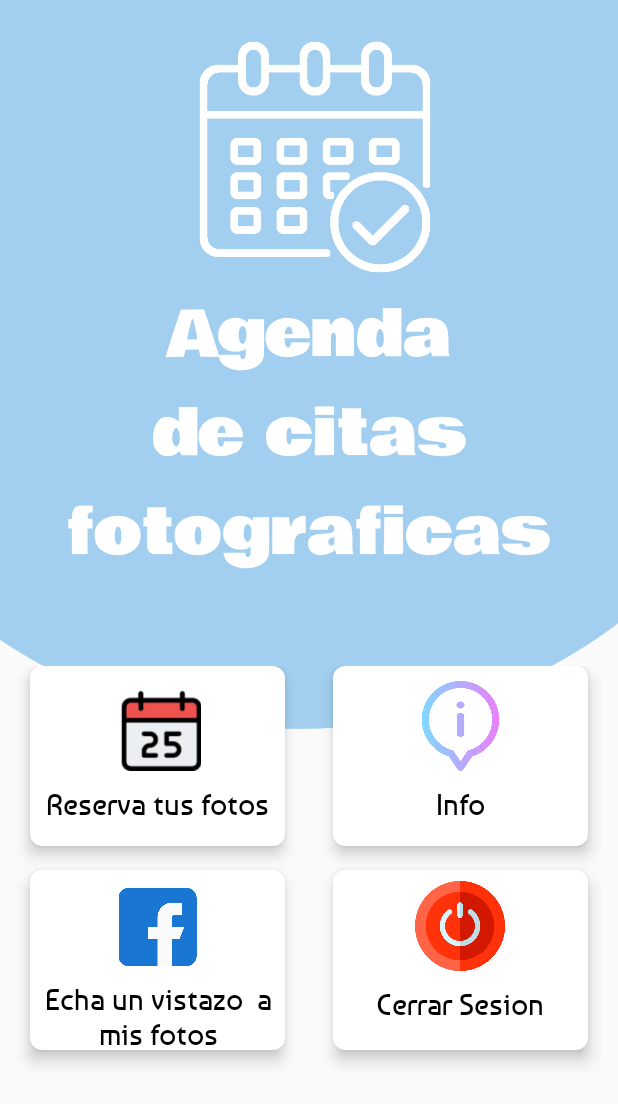
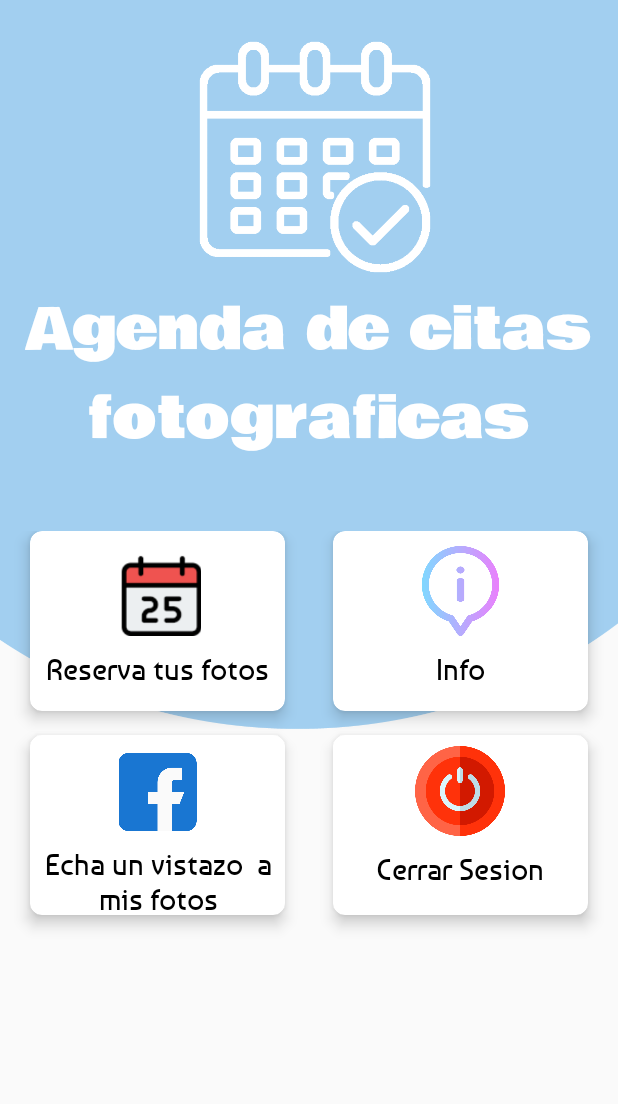
Before and after one commit to cury009/AgendaFotografica, an Android app: the layout fragment_inicio.xml on its own in the app's theme, with its tools: preview values and no code run, on a phone screen of 412 x 824 dp. Shown: the top 1104 px of the screen. Run offline under Robolectric (Android 15) with nearby library versions, the phone set to English and light mode, and no system bars.

Commit message:
Sesion 08 4/11/2021 1h
No funciona el emulador de wifi

```diff
--- a/app/src/main/AndroidManifest.xml
+++ b/app/src/main/AndroidManifest.xml
@@ -2,7 +2,8 @@
 <manifest xmlns:android="http://schemas.android.com/apk/res/android"
     package="com.example.agendafotografica">
 
-    <uses-permission android:name="android.permission.INTERNET"/>
+    <uses-permission android:name="android.permission.INTERNET" />
+
 
     <application
         android:allowBackup="true"
@@ -10,7 +11,7 @@
         android:label="@string/app_name"
         android:roundIcon="@mipmap/ic_launcher_round"
         android:supportsRtl="true"
-        android:theme="@style/Theme.AgendaFotografica">
+        android:theme="@style/Theme.AgendaFotografica.NoActionBar">
         <activity
             android:name=".actividades.LoginActivity"
             android:exported="true" />
--- a/app/src/main/java/com/example/agendafotografica/MainActivity.java
+++ b/app/src/main/java/com/example/agendafotografica/MainActivity.java
@@ -57,6 +57,6 @@ public class MainActivity extends AppCompatActivity implements IComunicaFragment
                 MainActivity.class);
         startActivity(LoginActivity);
         MainActivity.this.finish();
-        Toast.makeText(getApplicationContext(), "Iniciar Cerrar Sesion desde el activity", Toast.LENGTH_SHORT).show();
+        Toast.makeText(getApplicationContext(), " Cerrar Sesion desde el activity", Toast.LENGTH_SHORT).show();
     }
 }
--- a/app/src/main/java/com/example/agendafotografica/fragments/InicioFragment.java
+++ b/app/src/main/java/com/example/agendafotografica/fragments/InicioFragment.java
@@ -117,6 +117,7 @@ public class InicioFragment extends Fragment {
             @Override
             public void onClick(View v)  {
 
+
                 interfaceComunicaFragments.iniciarCerrarSesion();
                 //Toast.makeText(getContext(), "Iniciar Cerrar Sesion desde el fragment", Toast.LENGTH_SHORT).show();
 
--- a/app/src/main/res/layout/activity_main.xml
+++ b/app/src/main/res/layout/activity_main.xml
@@ -1,12 +1,11 @@
 <?xml version="1.0" encoding="utf-8"?>
 <FrameLayout xmlns:android="http://schemas.android.com/apk/res/android"
     xmlns:app="http://schemas.android.com/apk/res-auto"
+    xmlns:tools="http://schemas.android.com/tools"
     android:id="@+id/contenedorFragments"
-    xmlns:tools="http://schemas.android.com/tools"
     android:layout_width="match_parent"
     android:layout_height="match_parent"
     tools:context=".MainActivity">
 
 
-
 </FrameLayout>
--- a/app/src/main/res/layout/fragment_inicio.xml
+++ b/app/src/main/res/layout/fragment_inicio.xml
@@ -29,14 +29,14 @@
         android:text="@string/agenda_de_citas"
         android:textAlignment="center"
         android:textColor="@color/white"
-        android:textSize="42sp"
+        android:textSize="38sp"
         tools:ignore="TextContrastCheck,TextContrastCheck" />
 
     <GridLayout
         android:id="@+id/idGrid"
         android:layout_width="match_parent"
-        android:layout_height="320dp"
-        android:layout_marginTop="440dp"
+        android:layout_height="355dp"
+        android:layout_marginTop="350dp"
         android:columnCount="2"
         android:padding="4dp"
         android:rowCount="2">
```
